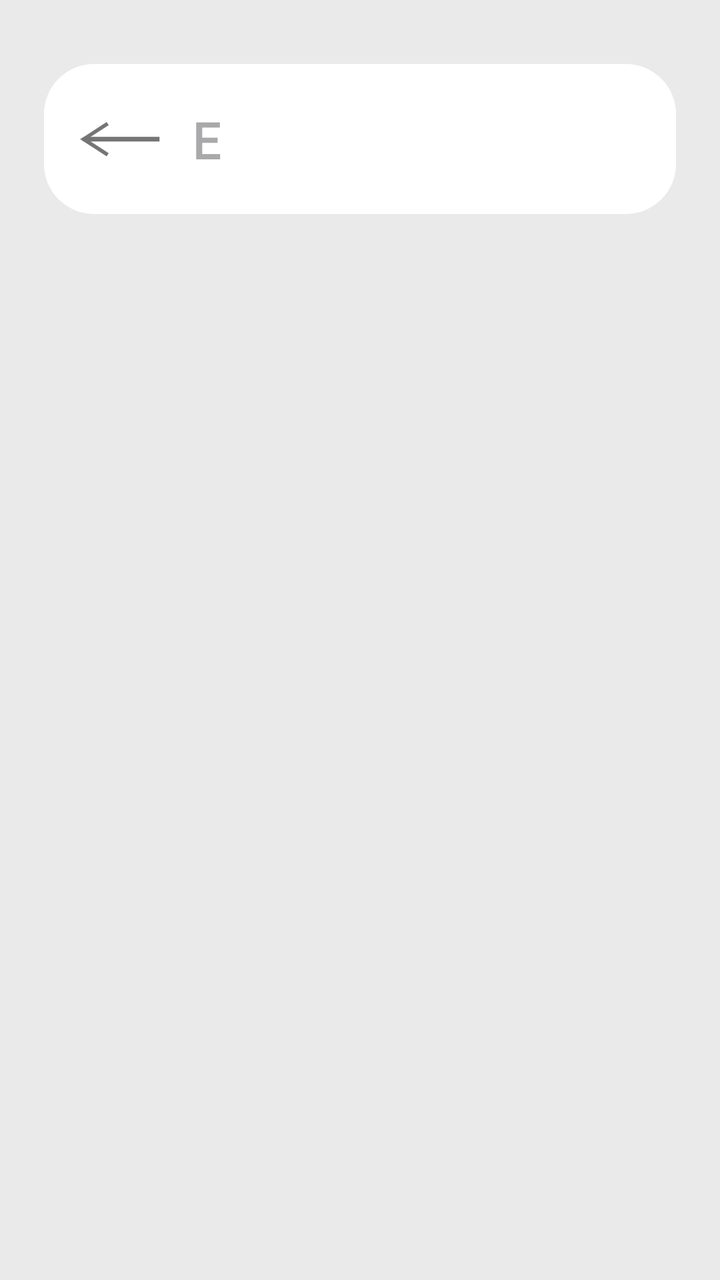
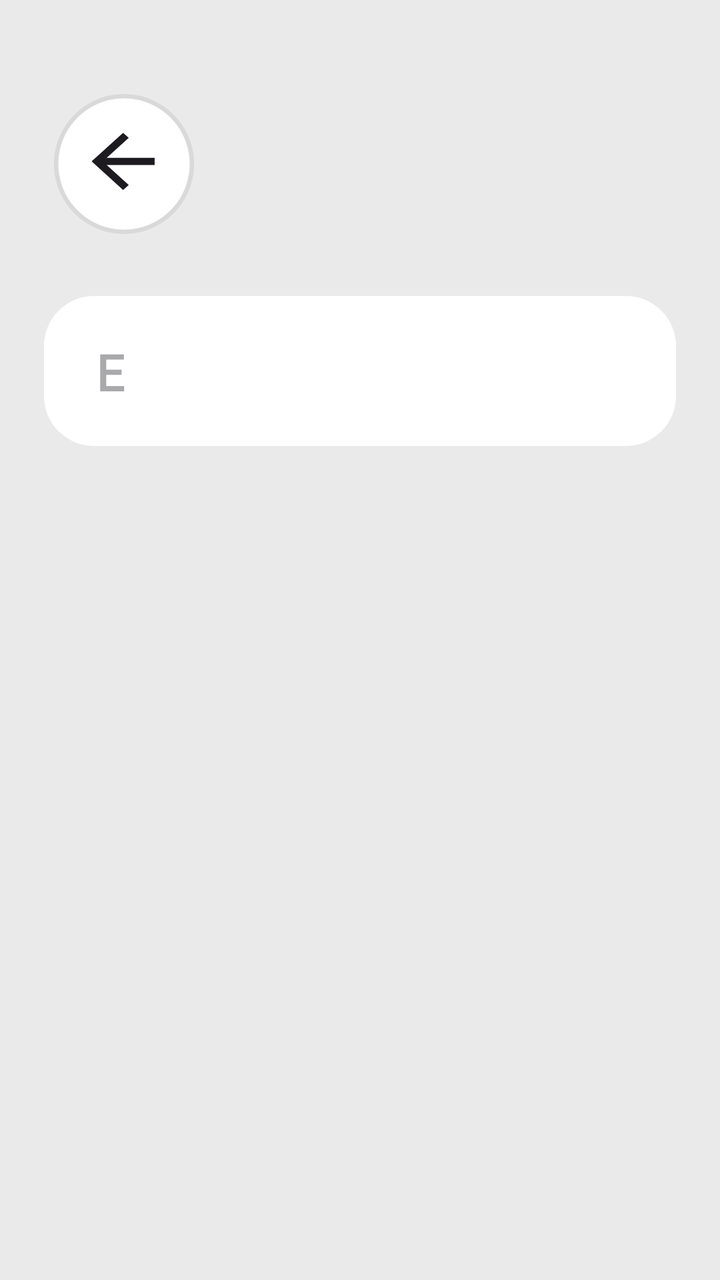

Two renders of the same Android screen: before a commit and after it. Below are the layout's source before the change and the commit's diff.
<!-- AndroidManifest.xml: application theme Theme.CheckApp -->
<!-- res/layout/activity_main.xml -->
<?xml version="1.0" encoding="utf-8"?>
<LinearLayout xmlns:android="http://schemas.android.com/apk/res/android"
    android:layout_width="match_parent"
    android:layout_height="match_parent"
    xmlns:app="http://schemas.android.com/apk/res-auto"
    android:orientation="vertical"
    android:padding="22dp"
    android:background="#EAEAEA">

    <androidx.constraintlayout.widget.ConstraintLayout
        android:layout_width="match_parent"
        android:layout_height="75dp"
        android:background="@drawable/blocks_btns_style"
        android:padding="10dp"
        android:layout_marginBottom="8dp"
        android:clipToPadding="false"
        android:layout_marginTop="10dp"
        android:radius="10dp">

        <ImageView
            android:id="@+id/backButton"
            android:layout_width="40dp"
            android:layout_height="40dp"
            android:layout_marginStart="8dp"
            android:src="@drawable/ic_back"
            app:layout_constraintStart_toStartOf="parent"
            app:layout_constraintTop_toTopOf="parent"
            app:layout_constraintBottom_toBottomOf="parent"
            android:contentDescription="Back"/>

        <EditText
            android:id="@+id/searchEditText"
            android:layout_width="0dp"
            android:layout_height="60dp"
            android:background="@drawable/edittext_background"
            android:hint="E"
            android:fontFamily="@font/geologica_auto_medium"
            android:textStyle="bold"
            android:paddingStart="16dp"
            android:textColor="#000000"
            android:textSize="25sp"
            app:layout_constraintBottom_toBottomOf="parent"
            app:layout_constraintEnd_toEndOf="parent"
            app:layout_constraintStart_toEndOf="@id/backButton"
            app:layout_constraintTop_toTopOf="parent" />

            </androidx.constraintlayout.widget.ConstraintLayout>


    <androidx.recyclerview.widget.RecyclerView
        android:id="@+id/recyclerView"
        android:layout_width="match_parent"
        android:layout_height="0dp"
        android:layout_marginTop="20dp"
        android:layout_marginBottom="20dp"
        android:layout_weight="1"
        android:clipToPadding="false"
        android:scrollbars="vertical" />
</LinearLayout>
<!-- resources referenced by this layout -->
<resources>
  <!-- drawable blocks_btns_style (drawable) -->
  <?xml version="1.0" encoding="utf-8"?>
  <shape xmlns:android="http://schemas.android.com/apk/res/android">
      <solid android:color="@color/white"></solid>
      <corners android:topRightRadius="25dp" android:bottomRightRadius="25dp" android:bottomLeftRadius="25dp" android:topLeftRadius="25dp"></corners>
  
  </shape>
  <!-- drawable edittext_background (drawable) -->
  <shape xmlns:android="http://schemas.android.com/apk/res/android" android:shape="rectangle">
      <solid android:color="@color/white"/>
      <corners android:radius="10dp"/>
  </shape>
  <!-- drawable ic_back (drawable) -->
  <vector xmlns:android="http://schemas.android.com/apk/res/android" android:height="13.929412dp" android:viewportHeight="37" android:viewportWidth="85" android:width="32dp">
        
      <path android:fillColor="#757575" android:pathData="M84.5,20.848H4.5V15.848H84.5V20.848Z"/>
        
      <path android:fillColor="#00000000" android:pathData="M3.405,18.674L29.406,1.674" android:strokeColor="#757575" android:strokeWidth="4"/>
        
      <path android:fillColor="#757575" android:pathData="M30.5,33.349L28.31,36.696L2.311,19.695L4.5,16.348L30.5,33.349Z"/>
        
      <path android:fillColor="#757575" android:pathData="M0,18.348L4.5,15.75V20.946L0,18.348Z"/>
      
  </vector>
  <style name="Theme.CheckApp" parent="Base.Theme.CheckApp" />
  <color name="white">#FFFFFFFF</color>
  <style name="Base.Theme.CheckApp" parent="Theme.Material3.DayNight.NoActionBar">
          
          
      </style>
</resources>

<!-- the commit's change to res/layout/activity_main.xml (unified diff, before → after) -->
@@ -6,6 +6,26 @@
     android:orientation="vertical"
     android:padding="22dp"
     android:background="#EAEAEA">
+    <androidx.constraintlayout.widget.ConstraintLayout
+        android:layout_width="match_parent"
+        android:layout_height="wrap_content"
+        android:orientation="horizontal"
+        android:paddingTop="25dp"
+        android:paddingStart="5dp"
+        android:paddingEnd="5dp"
+        android:paddingBottom="21dp">
+
+        <ImageButton
+            android:id="@+id/backButton"
+            android:layout_width="70dp"
+            android:contentDescription="Back"
+            android:layout_height="70dp"
+            android:background="@drawable/ic_back_btn"
+            app:layout_constraintBottom_toBottomOf="parent"
+            app:layout_constraintStart_toStartOf="parent">
+        </ImageButton>
+
+    </androidx.constraintlayout.widget.ConstraintLayout>
 
     <androidx.constraintlayout.widget.ConstraintLayout
         android:layout_width="match_parent"
@@ -17,31 +37,20 @@
         android:layout_marginTop="10dp"
         android:radius="10dp">
 
-        <ImageView
-            android:id="@+id/backButton"
-            android:layout_width="40dp"
-            android:layout_height="40dp"
-            android:layout_marginStart="8dp"
-            android:src="@drawable/ic_back"
-            app:layout_constraintStart_toStartOf="parent"
-            app:layout_constraintTop_toTopOf="parent"
-            app:layout_constraintBottom_toBottomOf="parent"
-            android:contentDescription="Back"/>
-
         <EditText
             android:id="@+id/searchEditText"
             android:layout_width="0dp"
             android:layout_height="60dp"
             android:background="@drawable/edittext_background"
+            android:fontFamily="@font/geologica_auto_medium"
             android:hint="E"
-            android:fontFamily="@font/geologica_auto_medium"
-            android:textStyle="bold"
             android:paddingStart="16dp"
             android:textColor="#000000"
             android:textSize="25sp"
+            android:textStyle="bold"
             app:layout_constraintBottom_toBottomOf="parent"
             app:layout_constraintEnd_toEndOf="parent"
-            app:layout_constraintStart_toEndOf="@id/backButton"
+            app:layout_constraintStart_toStartOf="parent"
             app:layout_constraintTop_toTopOf="parent" />
 
             </androidx.constraintlayout.widget.ConstraintLayout>
<!-- resource entries referenced after the edit -->
@@ -12,17 +12,21 @@
       <solid android:color="@color/white"/>
       <corners android:radius="10dp"/>
   </shape>
-  <!-- drawable ic_back (drawable) -->
-  <vector xmlns:android="http://schemas.android.com/apk/res/android" android:height="13.929412dp" android:viewportHeight="37" android:viewportWidth="85" android:width="32dp">
-        
-      <path android:fillColor="#757575" android:pathData="M84.5,20.848H4.5V15.848H84.5V20.848Z"/>
-        
-      <path android:fillColor="#00000000" android:pathData="M3.405,18.674L29.406,1.674" android:strokeColor="#757575" android:strokeWidth="4"/>
-        
-      <path android:fillColor="#757575" android:pathData="M30.5,33.349L28.31,36.696L2.311,19.695L4.5,16.348L30.5,33.349Z"/>
-        
-      <path android:fillColor="#757575" android:pathData="M0,18.348L4.5,15.75V20.946L0,18.348Z"/>
-      
+  <!-- drawable ic_back_btn (drawable) -->
+  <vector xmlns:android="http://schemas.android.com/apk/res/android"
+      android:width="160dp"
+      android:height="160dp"
+      android:viewportWidth="160"
+      android:viewportHeight="160">
+    <path
+        android:pathData="M160,80C160,124.18 124.18,160 80,160C35.82,160 0,124.18 0,80C0,35.82 35.82,0 80,0C124.18,0 160,35.82 160,80Z"
+        android:fillColor="#D9D9D9"/>
+    <path
+        android:pathData="M155,80C155,121.42 121.42,155 80,155C38.58,155 5,121.42 5,80C5,38.58 38.58,5 80,5C121.42,5 155,38.58 155,80Z"
+        android:fillColor="#ffffff"/>
+    <path
+        android:pathData="M60.21,81.08H115V72.92H60.21L85.41,50.05L79,44.33L43,77L79,109.67L85.41,103.95L60.21,81.08Z"
+        android:fillColor="#1D1B20"/>
   </vector>
   <style name="Theme.CheckApp" parent="Base.Theme.CheckApp" />
   <color name="white">#FFFFFFFF</color>
